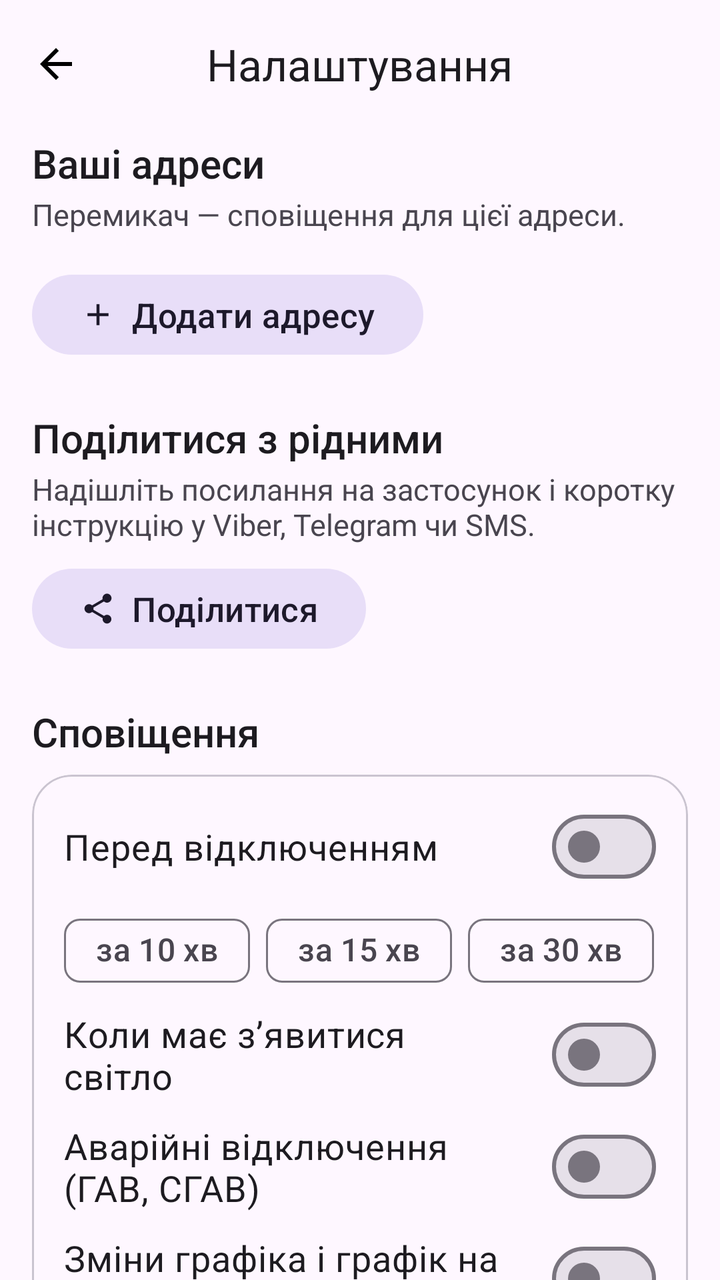
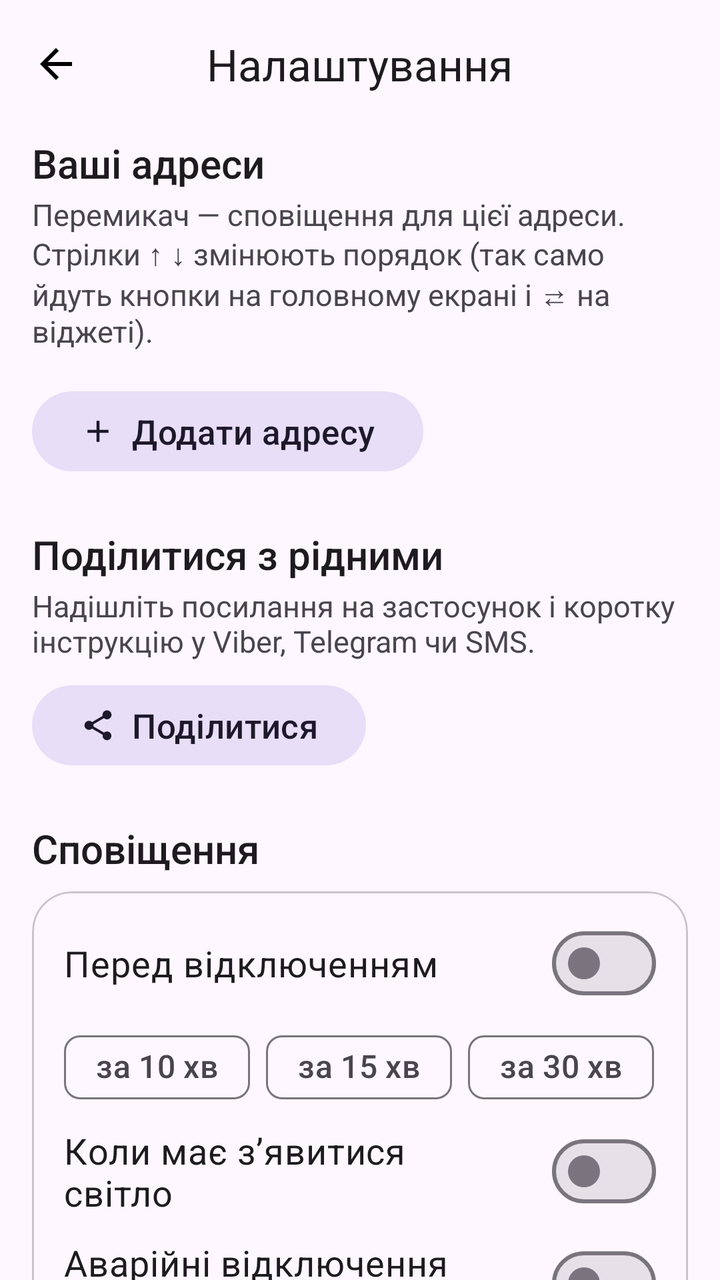

The first picture is an Android layout as it rendered before a commit; the second is the same layout after the commit. The layout source and the unified diff follow.
<!-- AndroidManifest.xml: application theme AppTheme -->
<!-- res/layout/activity_settings.xml -->
<?xml version="1.0" encoding="utf-8"?>
<LinearLayout xmlns:android="http://schemas.android.com/apk/res/android"
    xmlns:app="http://schemas.android.com/apk/res-auto"
    android:id="@+id/settings_root"
    android:layout_width="match_parent"
    android:layout_height="match_parent"
    android:orientation="vertical">

    <com.google.android.material.appbar.MaterialToolbar
        android:id="@+id/toolbar"
        android:layout_width="match_parent"
        android:layout_height="?attr/actionBarSize"
        app:navigationContentDescription="Назад"
        app:navigationIcon="@drawable/ic_arrow_back"
        app:titleCentered="true"
        app:title="Налаштування" />

    <androidx.core.widget.NestedScrollView
        android:layout_width="match_parent"
        android:layout_height="0dp"
        android:layout_weight="1">

        <LinearLayout
            android:id="@+id/settings_content"
            android:layout_width="match_parent"
            android:layout_height="wrap_content"
            android:orientation="vertical"
            android:paddingStart="16dp"
            android:paddingTop="4dp"
            android:paddingEnd="16dp"
            android:paddingBottom="24dp">

            
            <TextView
                android:layout_width="match_parent"
                android:layout_height="wrap_content"
                android:fontFamily="sans-serif-medium"
                android:text="Ваші адреси"
                android:textColor="?attr/colorOnSurface"
                android:textSize="20sp" />

            <TextView
                android:layout_width="match_parent"
                android:layout_height="wrap_content"
                android:layout_marginTop="2dp"
                android:layout_marginBottom="8dp"
                android:text="Перемикач — сповіщення для цієї адреси."
                android:textColor="?attr/colorOnSurfaceVariant"
                android:textSize="15sp" />

            <com.google.android.material.card.MaterialCardView
                style="?attr/materialCardViewOutlinedStyle"
                android:layout_width="match_parent"
                android:layout_height="wrap_content"
                app:cardCornerRadius="20dp">

                <LinearLayout
                    android:id="@+id/addr_list"
                    android:layout_width="match_parent"
                    android:layout_height="wrap_content"
                    android:orientation="vertical" />
            </com.google.android.material.card.MaterialCardView>

            <com.google.android.material.button.MaterialButton
                android:id="@+id/btn_add"
                style="@style/Widget.Material3.Button.TonalButton"
                android:layout_width="wrap_content"
                android:layout_height="wrap_content"
                android:layout_marginTop="8dp"
                android:text="Додати адресу"
                android:textSize="17sp"
                app:icon="@drawable/ic_add" />

            
            <TextView
                android:layout_width="match_parent"
                android:layout_height="wrap_content"
                android:layout_marginTop="24dp"
                android:fontFamily="sans-serif-medium"
                android:text="Поділитися з рідними"
                android:textColor="?attr/colorOnSurface"
                android:textSize="20sp" />

            <TextView
                android:layout_width="match_parent"
                android:layout_height="wrap_content"
                android:layout_marginTop="2dp"
                android:text="Надішліть посилання на застосунок і коротку інструкцію у Viber, Telegram чи SMS."
                android:textColor="?attr/colorOnSurfaceVariant"
                android:textSize="15sp" />

            <com.google.android.material.button.MaterialButton
                android:id="@+id/btn_share"
                style="@style/Widget.Material3.Button.TonalButton"
                android:layout_width="wrap_content"
                android:layout_height="wrap_content"
                android:layout_marginTop="8dp"
                android:text="Поділитися"
                android:textSize="17sp"
                app:icon="@drawable/ic_share" />

            
            <TextView
                android:layout_width="match_parent"
                android:layout_height="wrap_content"
                android:layout_marginTop="24dp"
                android:layout_marginBottom="8dp"
                android:fontFamily="sans-serif-medium"
                android:text="Сповіщення"
                android:textColor="?attr/colorOnSurface"
                android:textSize="20sp" />

            <com.google.android.material.card.MaterialCardView
                style="?attr/materialCardViewOutlinedStyle"
                android:layout_width="match_parent"
                android:layout_height="wrap_content"
                app:cardCornerRadius="20dp">

                <LinearLayout
                    android:layout_width="match_parent"
                    android:layout_height="wrap_content"
                    android:orientation="vertical"
                    android:paddingStart="16dp"
                    android:paddingTop="8dp"
                    android:paddingEnd="16dp"
                    android:paddingBottom="12dp">

                    <com.google.android.material.materialswitch.MaterialSwitch
                        android:id="@+id/sw_before"
                        android:layout_width="match_parent"
                        android:layout_height="wrap_content"
                        android:minHeight="56dp"
                        android:text="Перед відключенням"
                        android:textSize="18sp" />

                    <com.google.android.material.chip.ChipGroup
                        android:id="@+id/cg_lead"
                        android:layout_width="match_parent"
                        android:layout_height="wrap_content"
                        app:selectionRequired="true"
                        app:singleSelection="true">

                        <com.google.android.material.chip.Chip
                            android:id="@+id/chip_10"
                            style="@style/Widget.Material3.Chip.Filter"
                            android:layout_width="wrap_content"
                            android:layout_height="wrap_content"
                            android:text="за 10 хв"
                            android:textSize="16sp" />

                        <com.google.android.material.chip.Chip
                            android:id="@+id/chip_15"
                            style="@style/Widget.Material3.Chip.Filter"
                            android:layout_width="wrap_content"
                            android:layout_height="wrap_content"
                            android:text="за 15 хв"
                            android:textSize="16sp" />

                        <com.google.android.material.chip.Chip
                            android:id="@+id/chip_30"
                            style="@style/Widget.Material3.Chip.Filter"
                            android:layout_width="wrap_content"
                            android:layout_height="wrap_content"
                            android:text="за 30 хв"
                            android:textSize="16sp" />


                    </com.google.android.material.chip.ChipGroup>

                    <com.google.android.material.materialswitch.MaterialSwitch
                        android:id="@+id/sw_return"
                        android:layout_width="match_parent"
                        android:layout_height="wrap_content"
                        android:minHeight="56dp"
                        android:text="Коли має зʼявитися світло"
                        android:textSize="18sp" />

                    <com.google.android.material.materialswitch.MaterialSwitch
                        android:id="@+id/sw_emergency"
                        android:layout_width="match_parent"
                        android:layout_height="wrap_content"
                        android:minHeight="56dp"
                        android:text="Аварійні відключення (ГАВ, СГАВ)"
                        android:textSize="18sp" />

                    <com.google.android.material.materialswitch.MaterialSwitch
                        android:id="@+id/sw_schedule"
                        android:layout_width="match_parent"
                        android:layout_height="wrap_content"
                        android:minHeight="56dp"
                        android:text="Зміни графіка і графік на завтра"
                        android:textSize="18sp" />

                    <TextView
                        android:id="@+id/m_battery_hint"
                        android:layout_width="match_parent"
                        android:layout_height="wrap_content"
                        android:layout_marginTop="8dp"
                        android:textColor="?attr/colorOnSurfaceVariant"
                        android:textSize="15sp" />

                    <com.google.android.material.button.MaterialButton
                        android:id="@+id/btn_battery"
                        style="@style/Widget.Material3.Button.TextButton"
                        android:layout_width="wrap_content"
                        android:layout_height="wrap_content"
                        android:text="Дозволити роботу у фоні"
                        android:textSize="16sp" />

                    <com.google.android.material.button.MaterialButton
                        android:id="@+id/btn_autostart"
                        style="@style/Widget.Material3.Button.TextButton"
                        android:layout_width="wrap_content"
                        android:layout_height="wrap_content"
                        android:text="Xiaomi: увімкнути «Автозапуск»"
                        android:textSize="16sp"
                        android:visibility="gone" />

                    <com.google.android.material.button.MaterialButton
                        android:id="@+id/btn_miui_popup"
                        style="@style/Widget.Material3.Button.TextButton"
                        android:layout_width="wrap_content"
                        android:layout_height="wrap_content"
                        android:text="Xiaomi: дозволити відкриття з віджета"
                        android:textSize="16sp"
                        android:visibility="gone" />
                </LinearLayout>
            </com.google.android.material.card.MaterialCardView>

            
            <TextView
                android:layout_width="match_parent"
                android:layout_height="wrap_content"
                android:layout_marginTop="24dp"
                android:layout_marginBottom="8dp"
                android:fontFamily="sans-serif-medium"
                android:text="Віджети"
                android:textColor="?attr/colorOnSurface"
                android:textSize="20sp" />

            <com.google.android.material.card.MaterialCardView
                style="?attr/materialCardViewOutlinedStyle"
                android:layout_width="match_parent"
                android:layout_height="wrap_content"
                app:cardCornerRadius="20dp">

                <TextView
                    android:layout_width="match_parent"
                    android:layout_height="wrap_content"
                    android:padding="16dp"
                    android:text="Утримуйте палець на порожньому місці головного екрана → «Віджети» → «Світло». Є два розміри: великий (4×2) і квадратний (2×2). Під час додавання оберіть адресу.\n\nКолір віджета показує статус: зелений — світло є, жовтий — можливе відключення, червоний — світла немає.\n\nЯкщо розтягнути великий віджет, він покаже більше найближчих годин.\n\nЩоб перемкнути адресу на віджеті (Дім ⇄ Робота), торкніться значка ⇄ вгорі віджета. Торкання решти віджета відкриває застосунок на цій адресі.\n\nДані на віджеті оновлюються самі приблизно кожні 10 хвилин."
                    android:textColor="?attr/colorOnSurface"
                    android:textSize="16sp" />
            </com.google.android.material.card.MaterialCardView>

            <TextView
                android:layout_width="match_parent"
                android:layout_height="wrap_content"
                android:layout_marginTop="20dp"
                android:gravity="center"
                android:text="Дані: off.energy.mk.ua (АТ «Миколаївобленерго»). Застосунок показує офіційний графік і не може перевірити, чи справді є світло у вашому будинку."
                android:textColor="?attr/colorOnSurfaceVariant"
                android:textSize="14sp" />

            <com.google.android.material.button.MaterialButton
                android:id="@+id/btn_site"
                style="@style/Widget.Material3.Button.TextButton"
                android:layout_width="wrap_content"
                android:layout_height="wrap_content"
                android:layout_gravity="center_horizontal"
                android:text="Відкрити сайт"
                android:textSize="16sp" />

            <TextView
                android:id="@+id/m_version"
                android:layout_width="match_parent"
                android:layout_height="wrap_content"
                android:gravity="center"
                android:textColor="?attr/colorOnSurfaceVariant"
                android:textSize="14sp" />
        </LinearLayout>
    </androidx.core.widget.NestedScrollView>
</LinearLayout>
<!-- resources referenced by this layout -->
<resources>
  <!-- drawable ic_add (drawable) -->
  <?xml version="1.0" encoding="utf-8"?>
  <vector xmlns:android="http://schemas.android.com/apk/res/android"
      android:width="24dp"
      android:height="24dp"
      android:viewportWidth="24"
      android:viewportHeight="24">
      <path android:fillColor="#FF000000" android:pathData="M19,13h-6v6h-2v-6H5v-2h6V5h2v6h6v2z" />
  </vector>
  <!-- drawable ic_arrow_back (drawable) -->
  <?xml version="1.0" encoding="utf-8"?>
  <vector xmlns:android="http://schemas.android.com/apk/res/android"
      android:width="24dp"
      android:height="24dp"
      android:viewportWidth="24"
      android:viewportHeight="24">
      <path android:fillColor="#FF000000" android:pathData="M20,11H7.83l5.59,-5.59L12,4l-8,8 8,8 1.41,-1.41L7.83,13H20v-2z" />
  </vector>
  <!-- drawable ic_share (drawable) -->
  <?xml version="1.0" encoding="utf-8"?>
  <vector xmlns:android="http://schemas.android.com/apk/res/android"
      android:width="24dp"
      android:height="24dp"
      android:viewportWidth="24"
      android:viewportHeight="24">
      <path android:fillColor="#FF000000" android:pathData="M18,16.08c-0.76,0 -1.44,0.3 -1.96,0.77L8.91,12.7c0.05,-0.23 0.09,-0.46 0.09,-0.7s-0.04,-0.47 -0.09,-0.7l7.05,-4.11c0.54,0.5 1.25,0.81 2.04,0.81 1.66,0 3,-1.34 3,-3s-1.34,-3 -3,-3 -3,1.34 -3,3c0,0.24 0.04,0.47 0.09,0.7L8.04,9.81C7.5,9.31 6.79,9 6,9c-1.66,0 -3,1.34 -3,3s1.34,3 3,3c0.79,0 1.5,-0.31 2.04,-0.81l7.12,4.16c-0.05,0.21 -0.08,0.43 -0.08,0.65 0,1.61 1.31,2.92 2.92,2.92 1.61,0 2.92,-1.31 2.92,-2.92s-1.31,-2.92 -2.92,-2.92z" />
  </vector>
  <style name="AppTheme" parent="Theme.Material3.DayNight.NoActionBar">
          <item name="android:statusBarColor">?attr/colorSurface</item>
          <item name="android:windowLightStatusBar">@bool/light_bars</item>
      </style>
</resources>

<!-- the commit's change to res/layout/activity_settings.xml (unified diff, before → after) -->
@@ -1,4 +1,5 @@
 <?xml version="1.0" encoding="utf-8"?>
+
 <LinearLayout xmlns:android="http://schemas.android.com/apk/res/android"
     xmlns:app="http://schemas.android.com/apk/res-auto"
     android:id="@+id/settings_root"
@@ -44,7 +45,7 @@
                 android:layout_height="wrap_content"
                 android:layout_marginTop="2dp"
                 android:layout_marginBottom="8dp"
-                android:text="Перемикач — сповіщення для цієї адреси."
+                android:text="Перемикач — сповіщення для цієї адреси. Стрілки ↑ ↓ змінюють порядок (так само йдуть кнопки на головному екрані і ⇄ на віджеті)."
                 android:textColor="?attr/colorOnSurfaceVariant"
                 android:textSize="15sp" />
 
@@ -244,13 +245,76 @@
                 android:layout_height="wrap_content"
                 app:cardCornerRadius="20dp">
 
-                <TextView
+                <LinearLayout
                     android:layout_width="match_parent"
                     android:layout_height="wrap_content"
-                    android:padding="16dp"
-                    android:text="Утримуйте палець на порожньому місці головного екрана → «Віджети» → «Світло». Є два розміри: великий (4×2) і квадратний (2×2). Під час додавання оберіть адресу.\n\nКолір віджета показує статус: зелений — світло є, жовтий — можливе відключення, червоний — світла немає.\n\nЯкщо розтягнути великий віджет, він покаже більше найближчих годин.\n\nЩоб перемкнути адресу на віджеті (Дім ⇄ Робота), торкніться значка ⇄ вгорі віджета. Торкання решти віджета відкриває застосунок на цій адресі.\n\nДані на віджеті оновлюються самі приблизно кожні 10 хвилин."
-                    android:textColor="?attr/colorOnSurface"
-                    android:textSize="16sp" />
+                    android:orientation="vertical"
+                    android:padding="16dp">
+
+                    <TextView
+                        android:layout_width="match_parent"
+                        android:layout_height="wrap_content"
+                        android:text="Розмір тексту на віджеті"
+                        android:textColor="?attr/colorOnSurface"
+                        android:textSize="18sp" />
+
+                    <com.google.android.material.chip.ChipGroup
+                        android:id="@+id/cg_wscale"
+                        android:layout_width="match_parent"
+                        android:layout_height="wrap_content"
+                        android:layout_marginTop="4dp"
+                        app:selectionRequired="true"
+                        app:singleSelection="true">
+
+                        <com.google.android.material.chip.Chip
+                            android:id="@+id/chip_ws_s"
+                            style="@style/Widget.Material3.Chip.Filter"
+                            android:layout_width="wrap_content"
+                            android:layout_height="wrap_content"
+                            android:text="Менший"
+                            android:textSize="16sp" />
+
+                        <com.google.android.material.chip.Chip
+                            android:id="@+id/chip_ws_m"
+                            style="@style/Widget.Material3.Chip.Filter"
+                            android:layout_width="wrap_content"
+                            android:layout_height="wrap_content"
+                            android:text="Звичайний"
+                            android:textSize="16sp" />
+
+                        <com.google.android.material.chip.Chip
+                            android:id="@+id/chip_ws_l"
+                            style="@style/Widget.Material3.Chip.Filter"
+                            android:layout_width="wrap_content"
+                            android:layout_height="wrap_content"
+                            android:text="Більший"
+                            android:textSize="16sp" />
+
+                        <com.google.android.material.chip.Chip
+                            android:id="@+id/chip_ws_xl"
+                            style="@style/Widget.Material3.Chip.Filter"
+                            android:layout_width="wrap_content"
+                            android:layout_height="wrap_content"
+                            android:text="Найбільший"
+                            android:textSize="16sp" />
+                    </com.google.android.material.chip.ChipGroup>
+
+                    <TextView
+                        android:layout_width="match_parent"
+                        android:layout_height="wrap_content"
+                        android:layout_marginTop="12dp"
+                        android:text="Утримуйте палець на порожньому місці головного екрана → «Віджети» → «Світло». Є два розміри: великий (4×2) і квадратний (2×2). Новий віджет показує першу адресу зі списку вище.
+
+Колір віджета показує статус: зелений — світло є, жовтий — можливе відключення, червоний — світла немає.
+
+Якщо розтягнути великий віджет, він покаже більше найближчих годин.
+
+Щоб перемкнути адресу на віджеті (Дім ⇄ Робота), торкніться значка ⇄ вгорі віджета. Торкання решти віджета відкриває застосунок на цій адресі.
+
+Дані на віджеті оновлюються самі приблизно кожні 10 хвилин."
+                        android:textColor="?attr/colorOnSurface"
+                        android:textSize="16sp" />
+                </LinearLayout>
             </com.google.android.material.card.MaterialCardView>
 
             <TextView
